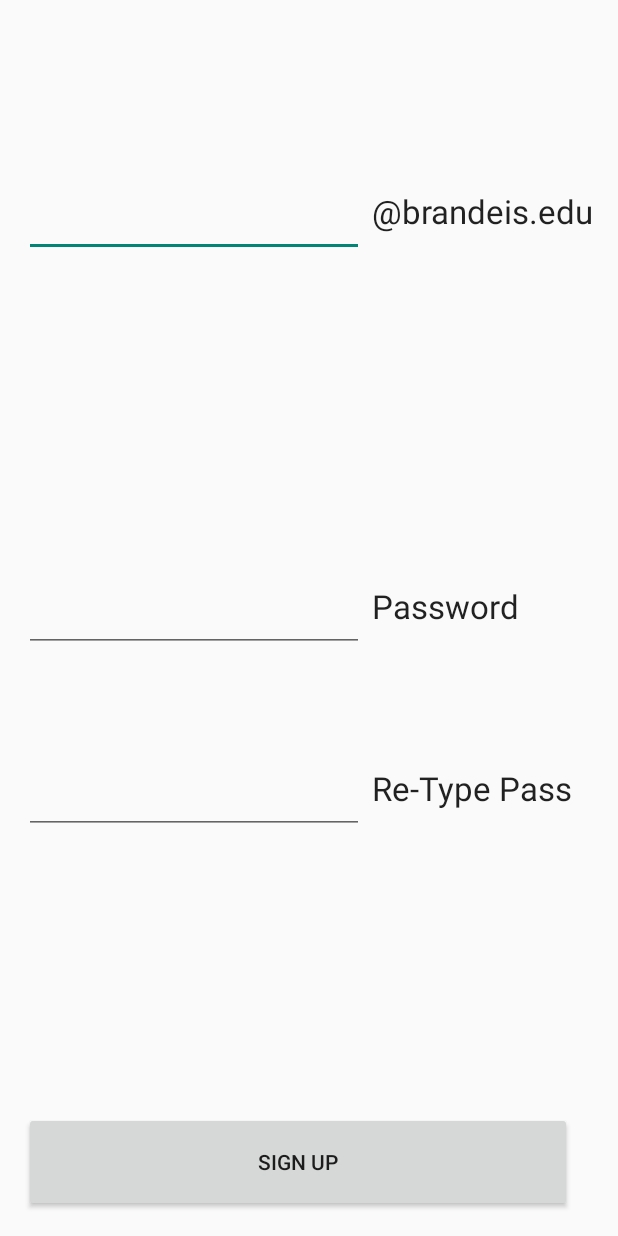
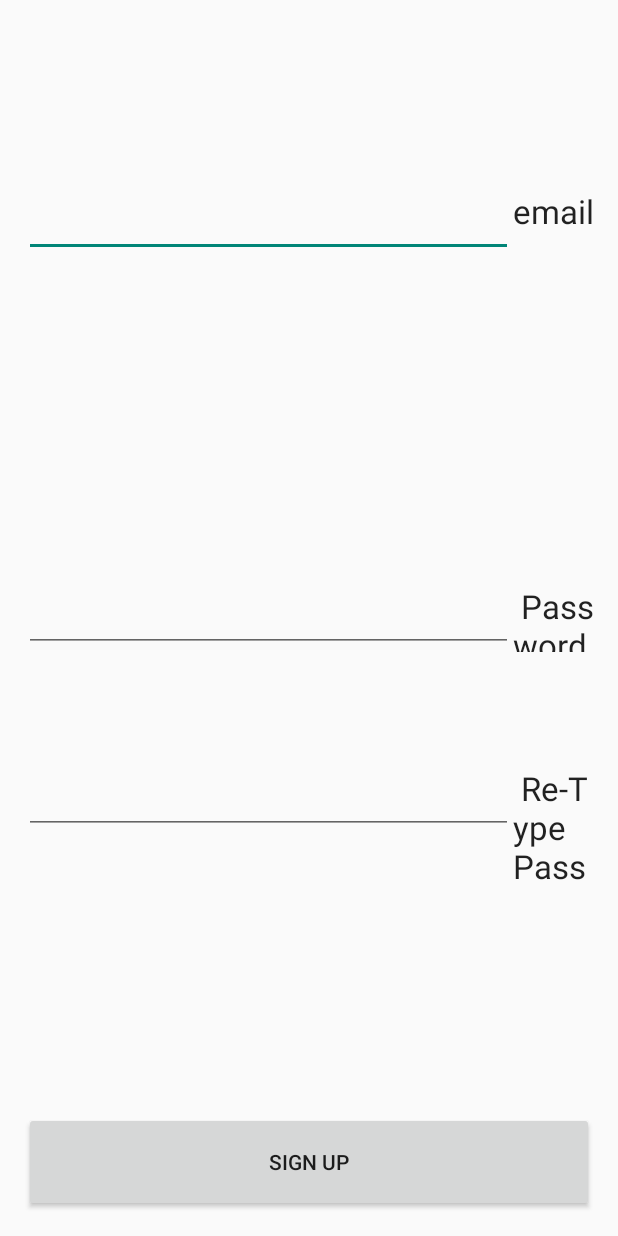
Before and after one commit to subahur/Errand-Helper, an Android app: the SignUp screen opened directly, with no data from a screen before it, after a tap on "SIGN UP", on a phone screen of 412 x 824 dp. Run offline under Robolectric (Android 15) with nearby library versions, the phone set to English and light mode, and no system bars.

Commit message:
working login, connected with database and users table

```diff
--- a/app/src/main/java/com/example/snr/errand_helper/DatabaseHelper.java
+++ b/app/src/main/java/com/example/snr/errand_helper/DatabaseHelper.java
@@ -1,6 +1,8 @@
 package com.example.snr.errand_helper;
 
+import android.content.ContentValues;
 import android.content.Context;
+import android.database.Cursor;
 import android.database.sqlite.SQLiteDatabase;
 import android.database.sqlite.SQLiteOpenHelper;
 
@@ -15,7 +17,7 @@ public class DatabaseHelper extends SQLiteOpenHelper {
     private static final String COLUMN_EMAIL = "email";
     private static final String COLUMN_PASSWORD = "password";
     SQLiteDatabase db;
-    private static final String TABLE_CREATE = "create table users (id integer primary key not null auto_increment , " +
+    private static final String TABLE_CREATE = "create table users (id integer primary key not null , " +
             "email text not null , password text not null)";
 
     public DatabaseHelper(Context context){
@@ -27,6 +29,41 @@ public class DatabaseHelper extends SQLiteOpenHelper {
         this.db = db;
     }
 
+    public void insertUser(User u){
+        db = this.getWritableDatabase();
+        ContentValues values = new ContentValues();
+
+        String query = "select * from users";
+        Cursor cursor = db.rawQuery(query, null);
+        int count = cursor.getCount();
+
+        values.put(COLUMN_ID, count);
+        values.put(COLUMN_EMAIL, u.getEmail());
+        values.put(COLUMN_PASSWORD, u.getPassword());
+        db.insert(TABLE_NAME, null, values);
+        db.close();
+    }
+
+    public String searchPass(String str){
+        db = this.getReadableDatabase();
+        String query = "select email, password from "+TABLE_NAME;
+        Cursor cursor = db.rawQuery(query, null);
+
+        String email,pass;
+        pass = "not found";
+        if(cursor.moveToFirst()){
+            do{
+                email = cursor.getString(0);
+                if(email.equals(str)){
+                    pass = cursor.getString(1);
+                    break;
+                }
+            }while(cursor.moveToNext());
+        }
+
+        return pass;
+    }
+
     public void onUpgrade(SQLiteDatabase db, int oldVersion, int newVersion){
         String query = "DROP TABLE IF EXISTS "+TABLE_NAME;
         db.execSQL(query);
--- a/app/src/main/java/com/example/snr/errand_helper/SignUp.java
+++ b/app/src/main/java/com/example/snr/errand_helper/SignUp.java
@@ -11,6 +11,7 @@ import android.widget.Toast;
  */
 public class SignUp extends Activity {
 
+    DatabaseHelper helper = new DatabaseHelper(this);
 
     @Override
     protected void onCreate(Bundle savedInstanceState) {
@@ -19,15 +20,15 @@ public class SignUp extends Activity {
     }
 
     //
-    public void onSignUpClick(View v){
+    public void onButtonClick(View v){
 
         if(v.getId() == R.id.signUp){
-            EditText username = (EditText)findViewById(R.id.username);
-            EditText password1 = (EditText)findViewById(R.id.password1);
-            EditText password2 = (EditText)findViewById(R.id.password2);
+            EditText email = (EditText)findViewById(R.id.TFemail);
+            EditText password1 = (EditText)findViewById(R.id.TFpassword1);
+            EditText password2 = (EditText)findViewById(R.id.TFpassword2);
 
             //convert all to string values
-            String usernamestr = username.getText().toString();
+            String emailstr = email.getText().toString();
             String password1str = password1.getText().toString();
             String password2str = password2.getText().toString();
 
@@ -36,6 +37,16 @@ public class SignUp extends Activity {
                 Toast check_password = Toast.makeText(SignUp.this ,"Passwords don't match", Toast.LENGTH_SHORT);
                 check_password.show();
             }
+            else{
+                //create a new user and add in db
+                User u = new User();
+                u.setEmail(emailstr);
+                u.setPassword(password1str);
+
+                helper.insertUser(u);
+                Toast signup_success = Toast.makeText(SignUp.this ,"Sign up successful", Toast.LENGTH_SHORT);
+                signup_success.show();
+            }
         }
 
     }
--- a/app/src/main/res/layout/activity_main.xml
+++ b/app/src/main/res/layout/activity_main.xml
@@ -19,7 +19,7 @@
         android:layout_width="wrap_content"
         android:layout_height="wrap_content"
         android:textAppearance="?android:attr/textAppearanceLarge"
-        android:text="Username"
+        android:text="Email"
         android:id="@+id/textView8"
         android:layout_alignParentTop="true"
         android:layout_alignParentLeft="true"
@@ -28,7 +28,7 @@
     <EditText
         android:layout_width="fill_parent"
         android:layout_height="wrap_content"
-        android:id="@+id/TFusername"
+        android:id="@+id/TFemail"
         android:layout_below="@+id/textView8"
         android:layout_alignParentLeft="true"
         android:layout_alignParentStart="true" />
@@ -39,7 +39,7 @@
         android:textAppearance="?android:attr/textAppearanceLarge"
         android:text="Password"
         android:id="@+id/textView9"
-        android:layout_below="@+id/TFusername"
+        android:layout_below="@+id/TFemail"
         android:layout_alignParentLeft="true"
         android:layout_alignParentStart="true" />
 
--- a/app/src/main/res/layout/activity_signup.xml
+++ b/app/src/main/res/layout/activity_signup.xml
@@ -11,7 +11,7 @@
         android:layout_width="wrap_content"
         android:layout_height="wrap_content"
         android:textAppearance="?android:attr/textAppearanceLarge"
-        android:text=" @brandeis.edu"
+        android:text="email"
         android:id="@+id/textView5"
         android:layout_marginTop="110dp"
         android:layout_alignParentTop="true"
@@ -19,9 +19,9 @@
         android:layout_alignParentEnd="true" />
 
     <EditText
-        android:layout_width="wrap_content"
+        android:layout_width="fill_parent"
         android:layout_height="wrap_content"
-        android:id="@+id/username"
+        android:id="@+id/TFemail"
         android:layout_alignTop="@+id/textView5"
         android:layout_alignParentLeft="true"
         android:layout_alignParentStart="true"
@@ -33,12 +33,12 @@
         android:layout_height="wrap_content"
         android:inputType="textPassword"
         android:ems="10"
-        android:id="@+id/password1"
+        android:id="@+id/TFpassword1"
         android:layout_centerVertical="true"
         android:layout_alignParentLeft="true"
         android:layout_alignParentStart="true"
-        android:layout_alignRight="@+id/username"
-        android:layout_alignEnd="@+id/username" />
+        android:layout_alignRight="@+id/TFemail"
+        android:layout_alignEnd="@+id/TFemail" />
 
     <TextView
         android:layout_width="wrap_content"
@@ -48,8 +48,8 @@
         android:id="@+id/textView6"
         android:layout_alignRight="@+id/textView5"
         android:layout_alignEnd="@+id/textView5"
-        android:layout_alignBottom="@+id/password1"
-        android:layout_alignTop="@+id/password1"
+        android:layout_alignBottom="@+id/TFpassword1"
+        android:layout_alignTop="@+id/TFpassword1"
         android:layout_alignLeft="@+id/textView5"
         android:layout_alignStart="@+id/textView5" />
 
@@ -58,7 +58,7 @@
         android:layout_height="wrap_content"
         android:inputType="textPassword"
         android:ems="10"
-        android:id="@+id/password2"
+        android:id="@+id/TFpassword2"
         android:layout_alignTop="@+id/textView7"
         android:layout_toLeftOf="@+id/textView7"
         android:layout_toStartOf="@+id/textView7" />
```
Also changed, not shown: app/src/main/java/com/example/snr/errand_helper/MainActivity.java (+25 -5 lines), app/src/main/java/com/example/snr/errand_helper/User.java (+1 -8 lines), 1 other file.
